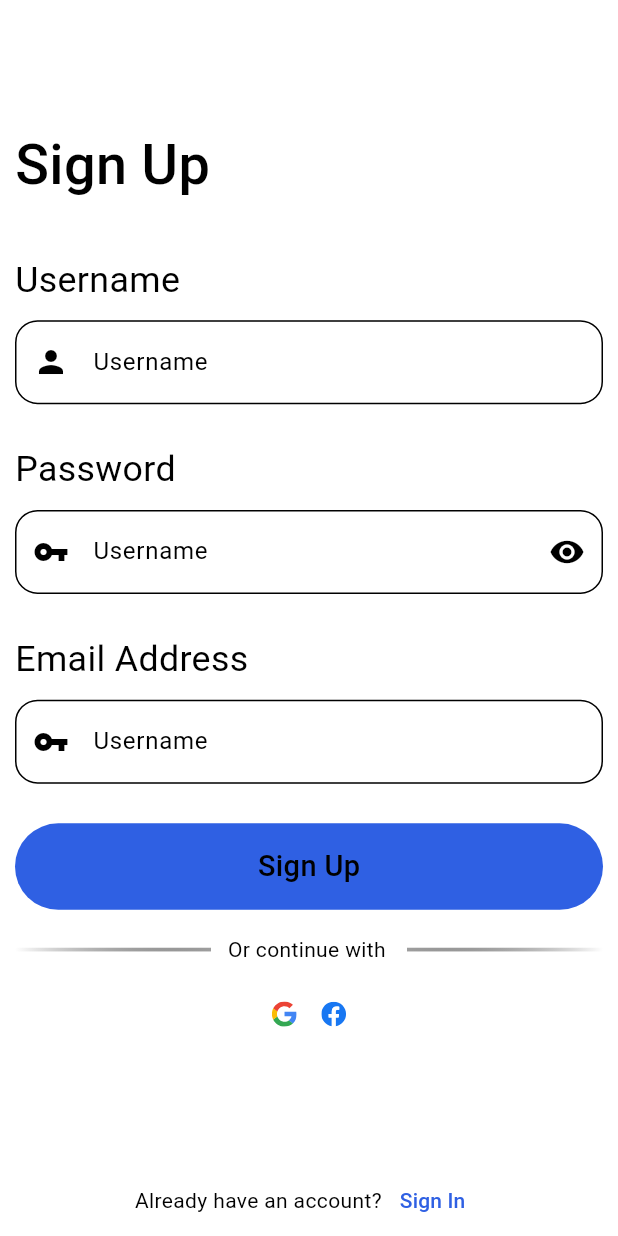
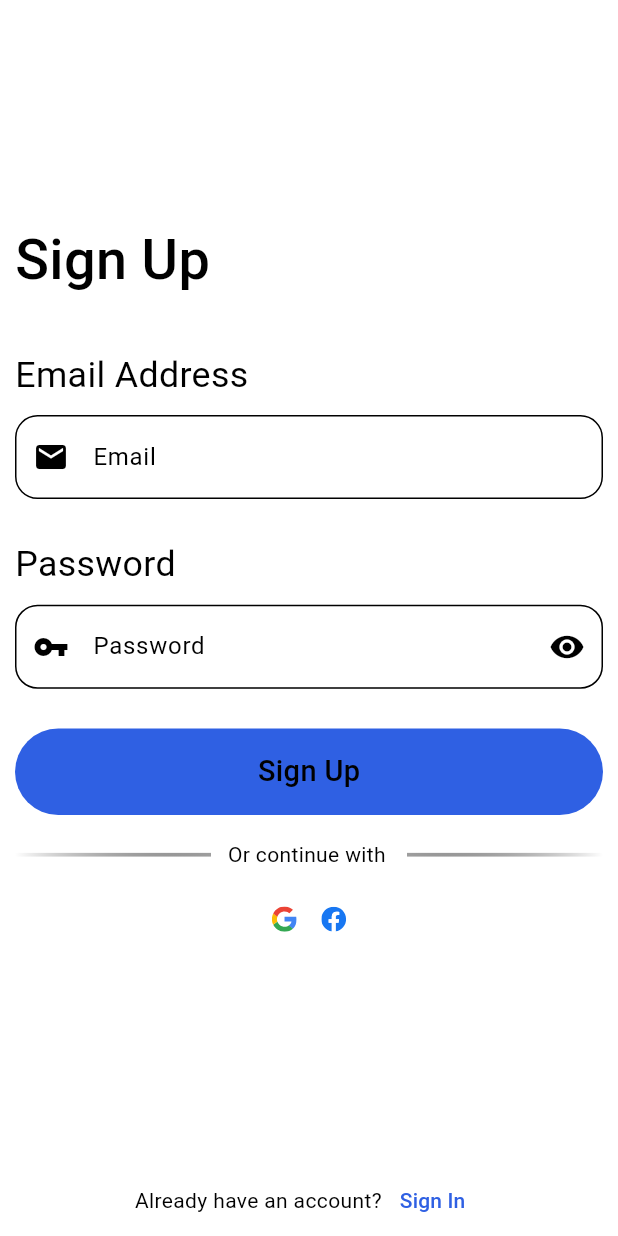
Before and after one commit to yvanbinda/RealEstate, a Flutter app: the screen it shows after launch, after a tap on "Sign Up", on a phone screen of 412 x 824 dp. Run offline on Flutter 3.47's test engine with Material 3 defaults, Android fonts, the phone set to English and light mode, and no system bars; our stand-ins replace cloud_firestore, firebase_auth, firebase_core, flutter_svg, get and 1 more; missing offline and left inert: dart:ffi; accounts and stored records are empty; network calls fail; statements that could not run were skipped.

Commit message:
authentication + firebase

```diff
--- a/lib/Authentication/login/login.dart
+++ b/lib/Authentication/login/login.dart
@@ -1,15 +1,14 @@
 import 'package:flutter/material.dart';
-import 'package:firebase_auth/firebase_auth.dart';
 import 'package:flutter_svg/flutter_svg.dart';
 import 'package:get/get.dart';
-import 'package:realestate_app/Authentication/signup/signup.dart';
 import 'package:responsive_sizer/responsive_sizer.dart';
 
+import '../../Controllers/auth_controller.dart';
+import '../../Pages/HomePage.dart';
 import '../../Widgets/Custom_Button.dart';
 import '../../Widgets/Custom_Textfield.dart';
 import '../../Widgets/GradientDivider.dart';
-import '../../Widgets/MyText.dart';
-
+import '../signup/signup.dart';
 
 class Login extends StatefulWidget {
   const Login({super.key});
@@ -19,23 +18,17 @@ class Login extends StatefulWidget {
 }
 
 class _LoginState extends State<Login> {
-  List<String> numbers = []; // List to store numbers
+  final TextEditingController _emailController = TextEditingController();
+  final TextEditingController _passwordController = TextEditingController();
+
+  // Access the AuthController
+  final AuthController _authController = Get.find();
 
   @override
-  void initState() {
-    super.initState();
-  }
-
-  Future<void> login(String email, String password) async {
-    try {
-      UserCredential userCredential = await FirebaseAuth.instance.signInWithEmailAndPassword(
-        email: email,
-        password: password,
-      );
-      print("Logged in: ${userCredential.user!.email}");
-    } on FirebaseAuthException catch (e) {
-      print("Error: ${e.message}");
-    }
+  void dispose() {
+    _emailController.dispose();
+    _passwordController.dispose();
+    super.dispose();
   }
 
   @override
@@ -57,19 +50,19 @@ class _LoginState extends State<Login> {
                       fontWeight: FontWeight.w500,
                     ),
                   ),
-                  SizedBox(height: 4.h,),
-
+                  SizedBox(height: 4.h),
                   Text(
-                    "Username",
+                    "Email Address",
                     style: TextStyle(
                       fontSize: 20.sp,
                     ),
                   ),
                   CustomTextfield(
-                    hintext: 'Username',
-                    prefixIcon: Icon(Icons.person),
+                    controller: _emailController,
+                    hintext: 'Email',
+                    prefixIcon: Icon(Icons.email),
                   ),
-                  SizedBox(height: 2.h,),
+                  SizedBox(height: 2.h),
                   Text(
                     "Password",
                     style: TextStyle(
@@ -77,18 +70,30 @@ class _LoginState extends State<Login> {
                     ),
                   ),
                   CustomTextfield(
-                    hintext: 'Username',
+                    controller: _passwordController,
+                    hintext: 'Password',
                     prefixIcon: Icon(Icons.vpn_key),
                     suffixIcon: Icon(Icons.remove_red_eye),
+                    obscureText: true,
                   ),
-                  SizedBox(height: 2.h,),
+                  SizedBox(height: 2.h),
                   CustomButton(
-                      text: Text("Sign in",style: TextStyle(
+                    onTap: () {
+                      // Call the login method from the controller
+                      _authController.login(
+                        _emailController.text.trim(),
+                        _passwordController.text.trim(),
+                      );
+                    },
+                    text: Text(
+                      "Sign in",
+                      style: TextStyle(
                         fontSize: 18.sp,
                         fontWeight: FontWeight.w500,
-                      ),),
+                      ),
+                    ),
                   ),
-                  SizedBox(height: 2.h,),
+                  SizedBox(height: 2.h),
                   Row(
                     children: [
                       Expanded(
@@ -110,17 +115,19 @@ class _LoginState extends State<Login> {
                       ),
                     ],
                   ),
-                  SizedBox(height: 2.h,),
+                  SizedBox(height: 2.h),
                   Row(
                     mainAxisAlignment: MainAxisAlignment.center,
                     children: [
-                      SvgPicture.asset("assets/SVG/googleIcon.svg",
-                      height: 4.h,
+                      SvgPicture.asset(
+                        "assets/SVG/googleIcon.svg",
+                        height: 4.h,
                         width: 4.w,
                       ),
-                      SizedBox(width: 4.w,),
-                      SvgPicture.asset("assets/SVG/facebookIcon.svg",
-                      height: 4.h,
+                      SizedBox(width: 4.w),
+                      SvgPicture.asset(
+                        "assets/SVG/facebookIcon.svg",
+                        height: 4.h,
                         width: 4.w,
                       ),
                     ],
@@ -133,12 +140,13 @@ class _LoginState extends State<Login> {
               children: [
                 Text("Don't have an account?"),
                 TextButton(
-                    onPressed: () {
-                      Get.to(SignUp());
-                    },
-                    child: Text("Sign Up"))
+                  onPressed: () {
+                    Get.to(() => SignUp());
+                  },
+                  child: Text("Sign Up"),
+                ),
               ],
-            )
+            ),
           ],
         ),
       ),
--- a/lib/Authentication/signup/signup.dart
+++ b/lib/Authentication/signup/signup.dart
@@ -1,13 +1,14 @@
+import 'package:cloud_firestore/cloud_firestore.dart';
 import 'package:flutter/material.dart';
 import 'package:firebase_auth/firebase_auth.dart';
 import 'package:flutter_svg/flutter_svg.dart';
 import 'package:get/get.dart';
 import 'package:responsive_sizer/responsive_sizer.dart';
 
+import '../../Controllers/auth_controller.dart';
 import '../../Widgets/Custom_Button.dart';
 import '../../Widgets/Custom_Textfield.dart';
 import '../../Widgets/GradientDivider.dart';
-import '../../Widgets/MyText.dart';
 import '../login/login.dart';
 import 'complete_profile.dart';
 
@@ -19,23 +20,21 @@ class SignUp extends StatefulWidget {
 }
 
 class _SignUpState extends State<SignUp> {
+  final TextEditingController _emailController = TextEditingController();
+  final TextEditingController _passwordController = TextEditingController();
+
+  // Access the AuthController
+  final AuthController _authController = Get.find();
 
   @override
-  void initState() {
-    super.initState();
+  void dispose() {
+    _emailController.dispose();
+    _passwordController.dispose();
+    super.dispose();
   }
+  // Add this import
 
-  Future<void> login(String email, String password) async {
-    try {
-      UserCredential userCredential = await FirebaseAuth.instance.signInWithEmailAndPassword(
-        email: email,
-        password: password,
-      );
-      print("Logged in: ${userCredential.user!.email}");
-    } on FirebaseAuthException catch (e) {
-      print("Error: ${e.message}");
-    }
-  }
+
 
   @override
   Widget build(BuildContext context) {
@@ -56,19 +55,20 @@ class _SignUpState extends State<SignUp> {
                       fontWeight: FontWeight.w500,
                     ),
                   ),
-                  SizedBox(height: 4.h,),
-
+                  SizedBox(height: 4.h),
                   Text(
-                    "Username",
+                    "Email Address",
                     style: TextStyle(
                       fontSize: 20.sp,
                     ),
                   ),
                   CustomTextfield(
-                    hintext: 'Username',
-                    prefixIcon: Icon(Icons.person),
+                    controller: _emailController,
+                    hintext: 'Email',
+                    prefixIcon: Icon(Icons.email),
+                    obscureText: false,
                   ),
-                  SizedBox(height: 2.h,),
+                  SizedBox(height: 2.h),
                   Text(
                     "Password",
                     style: TextStyle(
@@ -76,32 +76,29 @@ class _SignUpState extends State<SignUp> {
                     ),
                   ),
                   CustomTextfield(
-                    hintext: 'Username',
+                    controller: _passwordController,
+                    hintext: 'Password',
                     prefixIcon: Icon(Icons.vpn_key),
                     suffixIcon: Icon(Icons.remove_red_eye),
+                    obscureText: true,
                   ),
-                  SizedBox(height: 2.h,),
-                  Text(
-                    "Email Address",
-                    style: TextStyle(
-                      fontSize: 20.sp,
+                  SizedBox(height: 2.h),
+                  CustomButton(
+                    onTap: () {
+                      _authController.signUp(
+                          _emailController.text.trim(),
+                          _passwordController.text.trim()
+                      );
+                    },
+                    text: Text(
+                      "Sign Up",
+                      style: TextStyle(
+                        fontSize: 18.sp,
+                        fontWeight: FontWeight.w500,
+                      ),
                     ),
                   ),
-                  CustomTextfield(
-                    hintext: 'Username',
-                    prefixIcon: Icon(Icons.vpn_key),
-                  ),
-                  SizedBox(height: 2.h,),
-                  CustomButton(
-                    onTap: () {
-                      Get.to(CompleteProfile());
-                    },
-                    text: Text("Sign Up",style: TextStyle(
-                      fontSize: 18.sp,
-                      fontWeight: FontWeight.w500,
-                    ),),
-                  ),
-                  SizedBox(height: 2.h,),
+                  SizedBox(height: 2.h),
                   Row(
                     children: [
                       Expanded(
@@ -123,16 +120,18 @@ class _SignUpState extends State<SignUp> {
                       ),
                     ],
                   ),
-                  SizedBox(height: 2.h,),
+                  SizedBox(height: 2.h),
                   Row(
                     mainAxisAlignment: MainAxisAlignment.center,
                     children: [
-                      SvgPicture.asset("assets/SVG/googleIcon.svg",
+                      SvgPicture.asset(
+                        "assets/SVG/googleIcon.svg",
                         height: 4.h,
                         width: 4.w,
                       ),
-                      SizedBox(width: 4.w,),
-                      SvgPicture.asset("assets/SVG/facebookIcon.svg",
+                      SizedBox(width: 4.w),
+                      SvgPicture.asset(
+                        "assets/SVG/facebookIcon.svg",
                         height: 4.h,
                         width: 4.w,
                       ),
@@ -146,10 +145,11 @@ class _SignUpState extends State<SignUp> {
               children: [
                 Text("Already have an account?"),
                 TextButton(
-                    onPressed: () {
-                      Get.to(Login());
-                    },
-                    child: Text("Sign In"))
+                  onPressed: () {
+                    Get.to(() => Login());
+                  },
+                  child: Text("Sign In"),
+                ),
               ],
             ),
           ],
--- /dev/null
+++ b/lib/Controllers/auth_controller.dart
@@ -0,0 +1,63 @@
+import 'package:firebase_auth/firebase_auth.dart';
+import 'package:get/get.dart';
+import 'package:realestate_app/Pages/services/firestore.dart';
+
+import '../Authentication/login/login.dart';
+import '../Pages/HomePage.dart';
+
+class AuthController extends GetxController {
+  final FirebaseAuth _auth = FirebaseAuth.instance;
+  final FirestoreService _firestoreService = FirestoreService();
+
+  final Rx<User?> _user = Rx<User?>(null);
+  User? get user => _user.value;
+
+  @override
+  void onInit() {
+    _user.bindStream(_auth.authStateChanges()); // Listen to auth state changes
+    super.onInit();
+  }
+
+  Future<void> signUp(String email, String password) async {
+    try {
+      UserCredential userCredential = await _auth.createUserWithEmailAndPassword(
+        email: email,
+        password: password,
+      );
+
+      if (userCredential.user != null) {
+        await _firestoreService.saveUserData(
+          userId: userCredential.user!.uid,
+          email: email,
+          username: '',
+        );
+
+        Get.offAll(() => Login()); // Navigate to Home screen
+      }
+    } on FirebaseAuthException catch (e) {
+      Get.snackbar('Error', e.message ?? 'An error occurred');
+    } catch (e) {
+      Get.snackbar('Error', e.toString());
+    }
+  }
+
+  Future<void> login(String email, String password) async {
+    try {
+      UserCredential userCredential = await _auth.signInWithEmailAndPassword(
+        email: email,
+        password: password,
+      );
+
+      if (userCredential.user != null) {
+        Get.offAll(() => HomePage());
+      }
+    } on FirebaseAuthException catch (e) {
+      Get.snackbar('Error', e.message ?? 'An error occurred');
+    }
+  }
+
+  Future<void> logout() async {
+    await _auth.signOut();
+    Get.offAll(() => Login());
+  }
+}
--- /dev/null
+++ b/lib/Controllers/controller.dart
@@ -0,0 +1,10 @@
+import 'package:get/get.dart';
+import 'auth_controller.dart';
+import 'profile_controller.dart';
+
+class Controller {
+  static void initialize() {
+    Get.put(AuthController());
+    Get.put(ProfileController());
+  }
+}
--- a/lib/Widgets/Custom_Textfield.dart
+++ b/lib/Widgets/Custom_Textfield.dart
@@ -6,12 +6,19 @@ class CustomTextfield extends StatelessWidget {
   final Icon? suffixIcon;
   final Icon? prefixIcon;
   final TextStyle? textStyle;
+  final TextEditingController? controller;
+  final bool obscureText;
+  final void Function(String)? onChanged;
+
   const CustomTextfield({
     super.key,
     required this.hintext,
     this.suffixIcon,
     this.prefixIcon,
-    this.textStyle
+    this.textStyle,
+    this.controller,
+    this.obscureText = false,
+    this.onChanged,
   });
 
   @override
@@ -19,6 +26,9 @@ class CustomTextfield extends StatelessWidget {
     return Padding(
       padding: const EdgeInsets.symmetric(vertical: 10.0),
       child: TextField(
+        controller: controller,
+        onChanged: onChanged,
+        obscureText: obscureText,
         decoration: InputDecoration(
           hintText: hintext,
           suffixIcon: suffixIcon,
@@ -28,7 +38,7 @@ class CustomTextfield extends StatelessWidget {
           suffixStyle: textStyle,
           border: OutlineInputBorder(
             borderSide: BorderSide(width: 2, color: Color(0xFF43464B)),
-            borderRadius: BorderRadius.circular(15)
+            borderRadius: BorderRadius.circular(15),
           ),
         ),
       ),
--- a/lib/main.dart
+++ b/lib/main.dart
@@ -6,9 +6,12 @@ import 'package:realestate_app/theme/dark_theme.dart';
 import 'package:realestate_app/theme/light_theme.dart';
 import 'package:responsive_sizer/responsive_sizer.dart';
 
+import 'Controllers/controller.dart';
+
 Future<void> main() async {
   WidgetsFlutterBinding.ensureInitialized();
   await Firebase.initializeApp();
+  Controller.initialize();
   runApp(const MyApp());
 }
 
```
Also changed, not shown: lib/Authentication/signup/complete_profile.dart (+169 -118 lines), lib/Controllers/profile_controller.dart (added, +29 -0 lines), lib/Pages/Home.dart (deleted, +0 -17 lines), lib/Pages/Home/home.dart (added, +22 -0 lines), lib/Pages/HomePage.dart (added, +40 -0 lines), lib/Pages/services/firestore.dart (added, +75 -0 lines).
